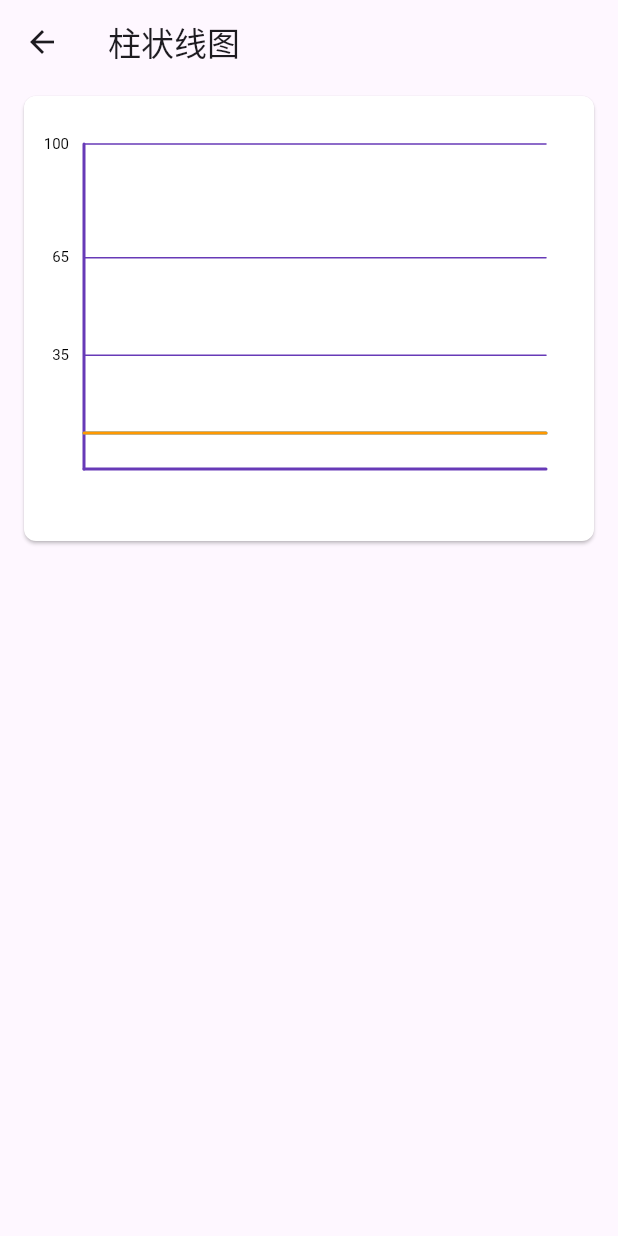
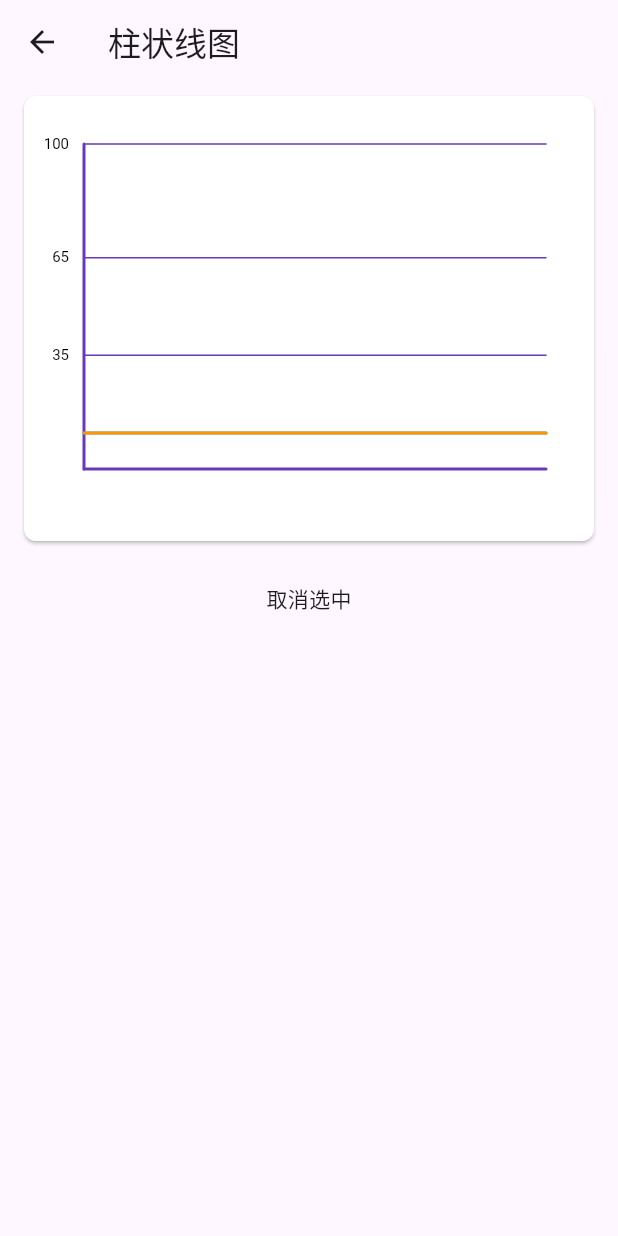
Before and after one commit to KirstenDunst/FlutterChart, a Flutter app: the ChartBarLinePage screen opened by its route, on a phone screen of 412 x 824 dp. Run offline on Flutter 3.47's test engine with Material 3 defaults, Android fonts, the phone set to English and light mode, and no system bars; our stand-ins replace path_drawing.

Commit message:
柱状线图支持设置选中的背景底色块设置(LineBarTouchSet 中新增 LineBarSelectSet selelctSet)

```diff
--- a/example/lib/chart_bar_line.dart
+++ b/example/lib/chart_bar_line.dart
@@ -14,6 +14,9 @@ class ChartBarLinePage extends StatefulWidget {
 }
 
 class _ChartBarLinePageState extends State<ChartBarLinePage> {
+  final GlobalKey<ChartLineBarState> _globalKey =
+      GlobalKey<ChartLineBarState>();
+
   @override
   Widget build(BuildContext context) {
     return Scaffold(
@@ -31,6 +34,7 @@ class _ChartBarLinePageState extends State<ChartBarLinePage> {
             color: Colors.white,
             clipBehavior: Clip.antiAlias,
             child: ChartLineBar(
+              key: _globalKey,
               lineBarSystems: [
                 ChartLineBarBeanSystem(
                     lineBarBeans: List.generate(
@@ -48,6 +52,14 @@ class _ChartBarLinePageState extends State<ChartBarLinePage> {
                     lineColor: Colors.orange,
                     enableTouch: true)
               ],
+              touchSet: LineBarTouchSet(
+                selelctSet: LineBarSelectSet(
+                  highLightColor: Colors.black.withOpacity(0.4),
+                ),
+                touchBack: (startPoint, size, value) {
+                  print('>>>>>>>$startPoint');
+                },
+              ),
               baseBean: BaseBean(yDialValues: [
                 DialStyleY(
                     leftSub: DialStyleYSub(
@@ -74,6 +86,18 @@ class _ChartBarLinePageState extends State<ChartBarLinePage> {
               size: Size(MediaQuery.of(context).size.width,
                   MediaQuery.of(context).size.height / 5 * 1.8),
             ),
+          ),
+          const SizedBox(height: 10),
+          InkWell(
+            onTap: () {
+              _globalKey.currentState?.clearTouchPoint();
+            },
+            child: Container(
+              width: 100,
+              height: 40,
+              alignment: Alignment.center,
+              child: const Text('取消选中'),
+            ),
           )
         ],
       ),
--- a/lib/chart/bean/chart_bean_bar_line.dart
+++ b/lib/chart/bean/chart_bean_bar_line.dart
@@ -44,8 +44,18 @@ class LineBarTouchSet {
   final LineBarPointBack? touchBack;
   //触摸点设置
   final CellPointSet pointSet;
+  //选中的区域高亮蒙层颜色
+  final LineBarSelectSet selelctSet;
   LineBarTouchSet(
       {this.outsidePointClear = true,
       this.pointSet = CellPointSet.normal,
+      this.selelctSet = LineBarSelectSet.normal,
       this.touchBack});
 }
+
+class LineBarSelectSet {
+  //选中的区域高亮蒙层颜色
+  final Color highLightColor;
+  const LineBarSelectSet({this.highLightColor = Colors.transparent});
+  static const LineBarSelectSet normal = LineBarSelectSet();
+}
--- a/lib/chart/bean/chart_bean_bar_line_content.dart
+++ b/lib/chart/bean/chart_bean_bar_line_content.dart
@@ -25,3 +25,9 @@ class LineBarTouchCellModel {
   LineBarTouchCellModel(
       {required this.begainPoint, required this.size, this.param});
 }
+
+class RectModel {
+  double offsetX;
+  double sizeWidth;
+  RectModel(this.offsetX, this.sizeWidth);
+}
--- a/lib/chart/painter/chart_line_bar_painter.dart
+++ b/lib/chart/painter/chart_line_bar_painter.dart
@@ -16,6 +16,9 @@ class ChartLineBarPainter extends BasePainter {
   Offset? touchLocalPosition;
   //触摸点设置
   CellPointSet pointSet;
+  //选中
+  RectModel? rectModel;
+  LineBarSelectSet? selectModelSet;
 
   late double _fixedHeight, _fixedWidth, _startX, _endX, _startY, _endY;
   late List<LineBarTouchCellModel> _touchCellModels;
@@ -25,6 +28,8 @@ class ChartLineBarPainter extends BasePainter {
     this.xDialValues,
     this.touchLocalPosition,
     this.pointSet = CellPointSet.normal,
+    this.rectModel,
+    this.selectModelSet,
   });
 
   @override
@@ -35,6 +40,8 @@ class ChartLineBarPainter extends BasePainter {
     _drawXy(canvas, size);
     //柱状线图
     _drawLineBar(canvas, size);
+    //选中背景
+    _drawSelectBg(canvas);
     //拖拽+点击的特殊点显示
     _drawTouchSpecialPointAndHitLine(canvas);
   }
@@ -152,6 +159,20 @@ class ChartLineBarPainter extends BasePainter {
     }
   }
 
+  //选中柱，添加背景色
+  void _drawSelectBg(Canvas canvas) {
+    if (rectModel != null && selectModelSet != null) {
+      canvas.drawRect(
+          Rect.fromLTWH(
+              rectModel!.offsetX, _endY, rectModel!.sizeWidth, _fixedHeight),
+          Paint()
+            ..isAntiAlias = true
+            ..strokeCap = StrokeCap.round
+            ..color = selectModelSet!.highLightColor
+            ..style = PaintingStyle.fill);
+    }
+  }
+
   //外部拖拽获取触摸点最近的点位, 点击坐标轴以外区域直接返回空offset，和取消一样的效果
   LineBarTouchBackModel getNearbyPoint(Offset localPosition,
       {bool defaultCancelTouchChoose = true}) {
--- a/lib/chart/view/chart_line_bar.dart
+++ b/lib/chart/view/chart_line_bar.dart
@@ -49,6 +49,7 @@ class ChartLineBarState extends State<ChartLineBar>
     with SingleTickerProviderStateMixin {
   late bool _isCanTouch;
   LineBarTouchBackModel? _lastTouchModel;
+  RectModel? _rectModel;
 
   @override
   void initState() {
@@ -62,6 +63,7 @@ class ChartLineBarState extends State<ChartLineBar>
       widget.touchSet!.touchBack!(null, Size.zero, null);
     }
     _lastTouchModel = null;
+    _rectModel = null;
     setState(() {});
   }
 
@@ -75,6 +77,8 @@ class ChartLineBarState extends State<ChartLineBar>
                   _lastTouchModel!.startOffset, _lastTouchModel!.size.width)
               : null,
       xDialValues: widget.xDialValues,
+      selectModelSet: widget.touchSet?.selelctSet,
+      rectModel: _rectModel,
       pointSet: widget.touchSet?.pointSet ?? CellPointSet.normal,
     )..baseBean = widget.baseBean ?? BaseBean(yDialValues: []);
     if (_isCanTouch) {
@@ -152,6 +156,7 @@ class ChartLineBarState extends State<ChartLineBar>
         back += Offset(sizeWidth, 0);
         break;
     }
+    _rectModel = RectModel(back.dx, sizeWidth);
     return back;
   }
 }
--- a/pubspec.yaml
+++ b/pubspec.yaml
@@ -1,6 +1,6 @@
 name: flutter_chart_csx
 description: Chart library(bar chart,line chart,pie chart,multi-dimensional chart,drag and drop line,custom cylindrical radius,support multi-curve drawing).
-version: 1.6.1
+version: 1.6.2
 homepage: https://github.com/KirstenDunst/FlutterChart
 
 environment:
```
Also changed, not shown: pubspec.lock, 1 other file.
